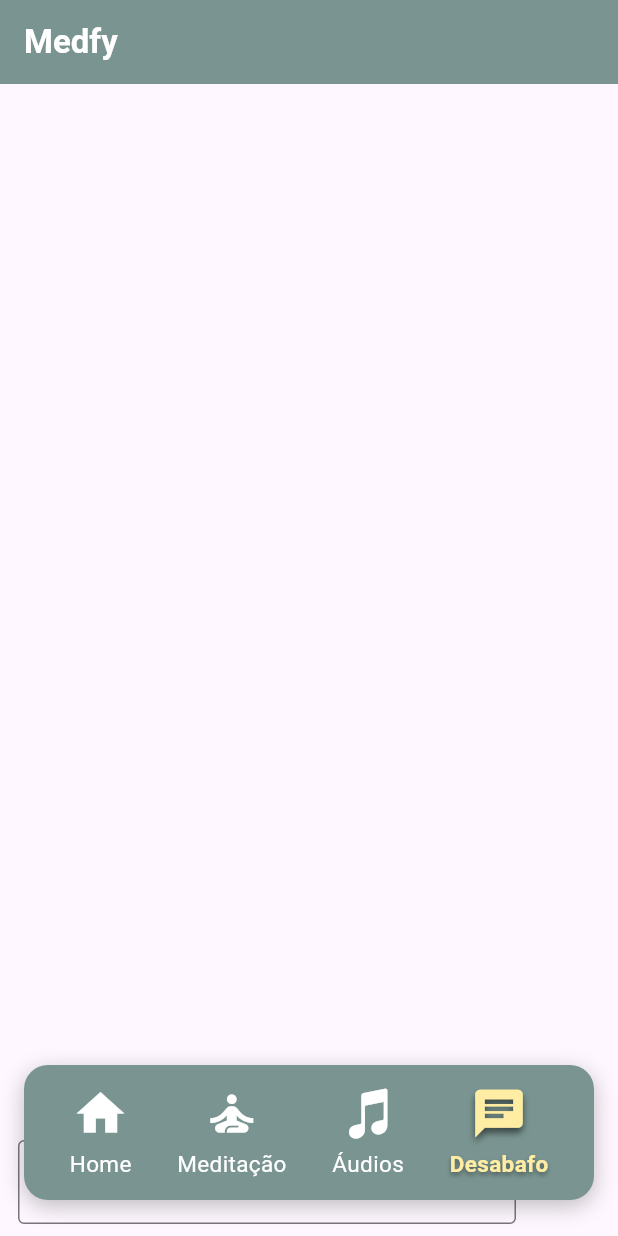
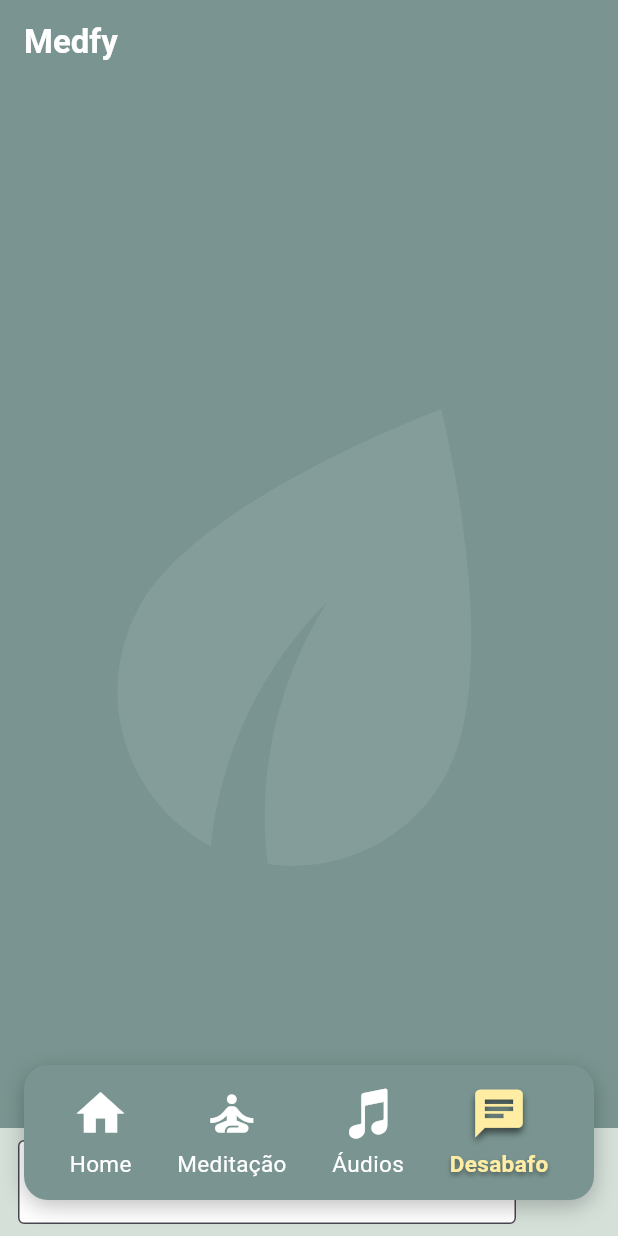
Before and after one commit to Kaique59/App-Medy-flutter, a Flutter app: the screen it shows after launch, item 4 of the bottom bar chosen, on a phone screen of 412 x 824 dp. Run offline on Flutter 3.47's test engine with Material 3 defaults, Android fonts, the phone set to English and light mode, and no system bars; our stand-ins replace audioplayers, youtube_player_flutter; network calls fail.

Commit message:
Chat att- guilherme que fez

```diff
--- a/flutter_application_1/lib/chat_page.dart
+++ b/flutter_application_1/lib/chat_page.dart
@@ -1,7 +1,7 @@
 import 'dart:convert';
+import 'package:flutter/material.dart';
+import 'package:http/http.dart' as http;
 import 'dart:io';
-import 'package:flutter/material.dart';
-import 'package:flutter_application_1/Config/app_colors.dart';
 
 class ChatMessage {
   final String text;
@@ -23,8 +23,11 @@ class _ChatPageState extends State<ChatPage> {
   bool _isLoading = false;
 
   final Color verdePrincipal = const Color(0xFF7A9591);
+  final Color inputBackgroundColor = const Color(0xFFD5E0D9);
 
-  static const String _apiKey = "AIzaSyC6dDxQLHx8076s5YPNGQzauoS4gREw0Yk";
+  // IMPORTANTE: Use sua chave de API completa e real aqui!
+  static const String _apiKey =
+      "AIzaSyC6dDxQLHx8076s5YPNGQzauoS4gREw0Yk"; // Coloque sua chave real
 
   Future<String> enviaChat(String prompt) async {
     final url = Uri.parse(
@@ -33,7 +36,6 @@ class _ChatPageState extends State<ChatPage> {
 
     final instruction =
         '''
-
 Você é o Medfy, um aplicativo de meditação focado no bem-estar emocional. Sua função é atuar como um Chat de Meditação.
 
 Sua abordagem deve ser gentil, respeitosa e adaptada ao estado emocional do usuário. No início da conversa, mantenha respostas curtas, suaves e acolhedoras.
@@ -67,10 +69,13 @@ Evite julgamentos, diagnósticos ou conselhos impositivos. Ofereça sempre acolh
 Mensagem do usuário: $prompt
 ''';
 
+    // AQUI ESTÁ A CORREÇÃO PRINCIPAL: Estrutura JSON correta para a API Gemini
     final body = jsonEncode({
       "contents": [
+        // Chave corrigida para "contents" (no plural)
         {
           "parts": [
+            // A mensagem deve estar dentro de "parts"
             {"text": instruction},
           ],
         },
@@ -89,6 +94,7 @@ Mensagem do usuário: $prompt
 
       if (response.statusCode == 200) {
         final data = jsonDecode(responseBody);
+        // Acesso corrigido ao texto da resposta, aninhado em "parts" e "text"
         final text = data["candidates"]?[0]?["content"]?["parts"]?[0]?["text"];
         return text ?? "⚠️ Resposta vazia.";
       } else {
@@ -127,7 +133,27 @@ Mensagem do usuário: $prompt
           style: TextStyle(color: Colors.white, fontWeight: FontWeight.bold),
         ),
       ),
-      body: Column(
+      body: Stack(
+        children: [
+          // Fundo verde
+          Container(color: verdePrincipal),
+
+          // Ícone de folha suave no fundo
+          Positioned.fill(
+            child: Align(
+              alignment: Alignment.center,
+              child: Opacity(
+                opacity: 0.08,
+                child: Transform.rotate(
+                  angle: -0.3,
+                  child: const Icon(Icons.eco, size: 400, color: Colors.white),
+                ),
+              ),
+            ),
+          ),
+
+          // Conteúdo principal do chat
+          Column(
             children: [
               Expanded(
                 child: ListView.builder(
@@ -135,7 +161,6 @@ Mensagem do usuário: $prompt
                   itemCount: _messages.length,
                   itemBuilder: (context, index) {
                     final msg = _messages[index];
-
                     return Align(
                       alignment: msg.isUser
                           ? Alignment.centerRight
@@ -148,8 +173,8 @@ Mensagem do usuário: $prompt
                         margin: const EdgeInsets.symmetric(vertical: 4),
                         decoration: BoxDecoration(
                           color: msg.isUser
-                          ? Colors.deepPurpleAccent
-                          : Colors.grey[300],
+                              ? Colors.deepPurpleAccent.withOpacity(0.85)
+                              : Colors.white.withOpacity(0.85),
                           borderRadius: BorderRadius.circular(20),
                         ),
                         child: Text(
@@ -169,8 +194,14 @@ Mensagem do usuário: $prompt
                   padding: EdgeInsets.all(8),
                   child: CircularProgressIndicator(),
                 ),
-          Padding(
-            padding: const EdgeInsets.symmetric(horizontal: 12, vertical: 8),
+
+              // Barra de entrada com fundo branco ou verde clarinho
+              Container(
+                color: inputBackgroundColor,
+                padding: const EdgeInsets.symmetric(
+                  horizontal: 12,
+                  vertical: 8,
+                ),
                 child: Row(
                   children: [
                     Expanded(
@@ -179,6 +210,8 @@ Mensagem do usuário: $prompt
                         decoration: const InputDecoration(
                           hintText: 'Digite sua mensagem...',
                           border: OutlineInputBorder(),
+                          filled: true,
+                          fillColor: Colors.white,
                         ),
                         onSubmitted: (_) => _sendMessage(),
                       ),
@@ -187,12 +220,15 @@ Mensagem do usuário: $prompt
                     IconButton(
                       icon: const Icon(Icons.send),
                       onPressed: _isLoading ? null : _sendMessage,
+                      color: Colors.black54,
                     ),
                   ],
                 ),
               ),
             ],
           ),
+        ],
+      ),
     );
   }
 }
```
Lines whose indentation alone changed are shown as unchanged.
